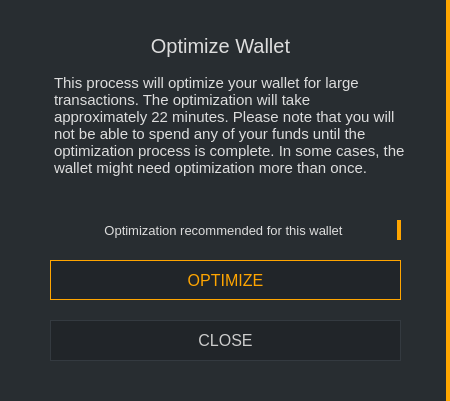
Above: src/gui/ui/transactionconfirmation.ui from ConcealNetwork/conceal-desktop before the change. Below: the same form after it.
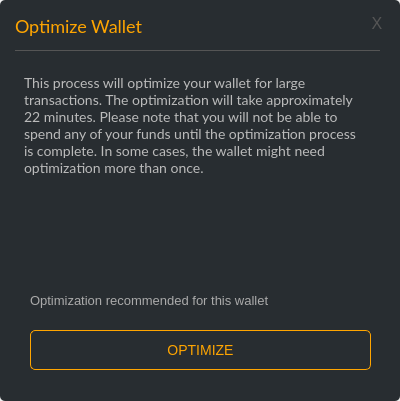
That is the form after the change.

Commit message: Optimization dialog UI changes

What changed in the file:
```diff
--- a/src/gui/ui/transactionconfirmation.ui
+++ b/src/gui/ui/transactionconfirmation.ui
@@ -6,7 +6,7 @@
    <rect>
     <x>0</x>
     <y>0</y>
-    <width>450</width>
+    <width>400</width>
     <height>401</height>
    </rect>
   </property>
@@ -14,19 +14,20 @@
    <string>Dialog</string>
   </property>
   <property name="styleSheet">
-   <string notr="true">border: 0px;</string>
+   <string notr="true">border: 0px; border-radius: 5px;</string>
   </property>
   <widget class="QGroupBox" name="groupBox">
    <property name="geometry">
     <rect>
      <x>0</x>
      <y>0</y>
-     <width>450</width>
+     <width>400</width>
      <height>401</height>
     </rect>
    </property>
    <property name="styleSheet">
-    <string notr="true">background-color: #282d31; border-right: 4px solid orange;</string>
+    <string notr="true">background-color: #282d31; 
+border-radius: 5px;</string>
    </property>
    <property name="title">
     <string/>
@@ -34,58 +35,62 @@
    <widget class="QLabel" name="label">
     <property name="geometry">
      <rect>
-      <x>0</x>
-      <y>30</y>
-      <width>441</width>
+      <x>15</x>
+      <y>10</y>
+      <width>311</width>
       <height>31</height>
      </rect>
     </property>
     <property name="font">
      <font>
+      <family>Lato</family>
       <pointsize>-1</pointsize>
      </font>
     </property>
     <property name="styleSheet">
-     <string notr="true">color: #ddd; border-right: none; font-size: 20px;</string>
+     <string notr="true">color: orange; 
+font-size: 18px;
+font-family: 'Lato'; border: 0px;</string>
     </property>
     <property name="text">
      <string>Optimize Wallet</string>
     </property>
     <property name="alignment">
-     <set>Qt::AlignCenter</set>
+     <set>Qt::AlignLeading|Qt::AlignLeft|Qt::AlignVCenter</set>
     </property>
    </widget>
    <widget class="QTextBrowser" name="textBrowser">
     <property name="geometry">
      <rect>
-      <x>50</x>
+      <x>20</x>
       <y>70</y>
-      <width>361</width>
+      <width>351</width>
       <height>141</height>
      </rect>
     </property>
     <property name="font">
      <font>
+      <family>Lato</family>
       <pointsize>-1</pointsize>
      </font>
     </property>
     <property name="styleSheet">
-     <string notr="true">color: #ddd; border-right: 0px; font-size: 15px;</string>
+     <string notr="true">color: #bbb; border-right: 0px; font-size: 14px; font-family: 'Lato';</string>
     </property>
     <property name="html">
      <string>&lt;!DOCTYPE HTML PUBLIC &quot;-//W3C//DTD HTML 4.0//EN&quot; &quot;http://www.w3.org/TR/REC-html40/strict.dtd&quot;&gt;
 &lt;html&gt;&lt;head&gt;&lt;meta name=&quot;qrichtext&quot; content=&quot;1&quot; /&gt;&lt;style type=&quot;text/css&quot;&gt;
 p, li { white-space: pre-wrap; }
-&lt;/style&gt;&lt;/head&gt;&lt;body style=&quot; font-family:'MS Shell Dlg 2'; font-size:15px; font-weight:400; font-style:normal;&quot;&gt;
-&lt;p style=&quot; margin-top:0px; margin-bottom:0px; margin-left:0px; margin-right:0px; -qt-block-indent:0; text-indent:0px;&quot;&gt;&lt;span style=&quot; font-family:'Lato'; font-size:15px;&quot;&gt;This process will optimize your wallet for large transactions. The optimization will take approximately 22 minutes. Please note that you will not be able to spend any of your funds until the optimization process is complete. In some cases, the wallet might need optimization more than once.&lt;/span&gt;&lt;/p&gt;&lt;/body&gt;&lt;/html&gt;</string>
+&lt;/style&gt;&lt;/head&gt;&lt;body style=&quot; font-family:'Lato'; font-size:14px; font-weight:400; font-style:normal;&quot;&gt;
+&lt;p style=&quot; margin-top:0px; margin-bottom:0px; margin-left:0px; margin-right:0px; -qt-block-indent:0; text-indent:0px;&quot;&gt;&lt;span style=&quot; font-size:14px;&quot;&gt;This process will optimize your wallet for large transactions. The optimization will take approximately 22 minutes. Please note that you will not be able to spend any of your funds until the optimization process is complete. In some cases, the wallet might need optimization more than once.&lt;/span&gt;&lt;/p&gt;&lt;/body&gt;&lt;/html&gt;</string>
     </property>
    </widget>
    <widget class="QLabel" name="m_optimizationMessage">
     <property name="geometry">
      <rect>
-      <x>50</x>
-      <y>220</y>
-      <width>351</width>
+      <x>30</x>
+      <y>290</y>
+      <width>250</width>
       <height>20</height>
      </rect>
     </property>
@@ -94,28 +99,31 @@
       <pointsize>-1</pointsize>
      </font>
     </property>
+    <property name="autoFillBackground">
+     <bool>true</bool>
+    </property>
     <property name="styleSheet">
-     <string notr="true">color: #ddd; border-right: 0p; font-size: 13px;</string>
+     <string notr="true">color: #aaa; border-right: 0p; font-size: 13px;</string>
     </property>
     <property name="text">
      <string>Optimization recommended for this wallet</string>
     </property>
     <property name="alignment">
-     <set>Qt::AlignCenter</set>
+     <set>Qt::AlignLeading|Qt::AlignLeft|Qt::AlignVCenter</set>
     </property>
    </widget>
    <widget class="QPushButton" name="m_optimizeButton">
     <property name="geometry">
      <rect>
-      <x>50</x>
-      <y>260</y>
-      <width>351</width>
+      <x>30</x>
+      <y>330</y>
+      <width>341</width>
       <height>40</height>
      </rect>
     </property>
     <property name="minimumSize">
      <size>
-      <width>351</width>
+      <width>150</width>
       <height>40</height>
      </size>
     </property>
@@ -125,7 +133,7 @@
      </font>
     </property>
     <property name="styleSheet">
-     <string notr="true">QPushButton#m_optimizeButton {color: orange; background-color: #212529; border: 1px solid orange; font-size: 16px;}
+     <string notr="true">QPushButton#m_optimizeButton {color: orange;border: 1px solid orange; font-size: 14px; border-radius: 5px;}
 
 QPushButton#m_optimizeButton:hover {color: orange; background-color: #212529; border: 2px solid orange; font-size: 16px;}</string>
     </property>
@@ -136,16 +144,16 @@
    <widget class="QPushButton" name="m_closeButton">
     <property name="geometry">
      <rect>
-      <x>50</x>
-      <y>320</y>
-      <width>351</width>
-      <height>41</height>
+      <x>367</x>
+      <y>13</y>
+      <width>20</width>
+      <height>20</height>
      </rect>
     </property>
     <property name="minimumSize">
      <size>
-      <width>131</width>
-      <height>31</height>
+      <width>20</width>
+      <height>20</height>
      </size>
     </property>
     <property name="font">
@@ -154,12 +162,26 @@
      </font>
     </property>
     <property name="styleSheet">
-     <string notr="true">QPushButton#m_closeButton {color: #ccc; border: 1px solid #343a40; font-size: 16px; background-color: #212529;}
-
-QPushButton#m_closeButton:hover {color: #ddd; border: 2px solid #444; font-size: 16px; background-color: #212529;}</string>
+     <string notr="true">color: #555; border: none; font-size: 16px;</string>
     </property>
     <property name="text">
-     <string>CLOSE</string>
+     <string>X</string>
+    </property>
+   </widget>
+   <widget class="Line" name="line">
+    <property name="geometry">
+     <rect>
+      <x>15</x>
+      <y>50</y>
+      <width>365</width>
+      <height>1</height>
+     </rect>
+    </property>
+    <property name="styleSheet">
+     <string notr="true">background-color: #555; border: none;</string>
+    </property>
+    <property name="orientation">
+     <enum>Qt::Horizontal</enum>
     </property>
    </widget>
   </widget>
```
Left out of the diff: 2 changed lines with no effect on the pictures.
